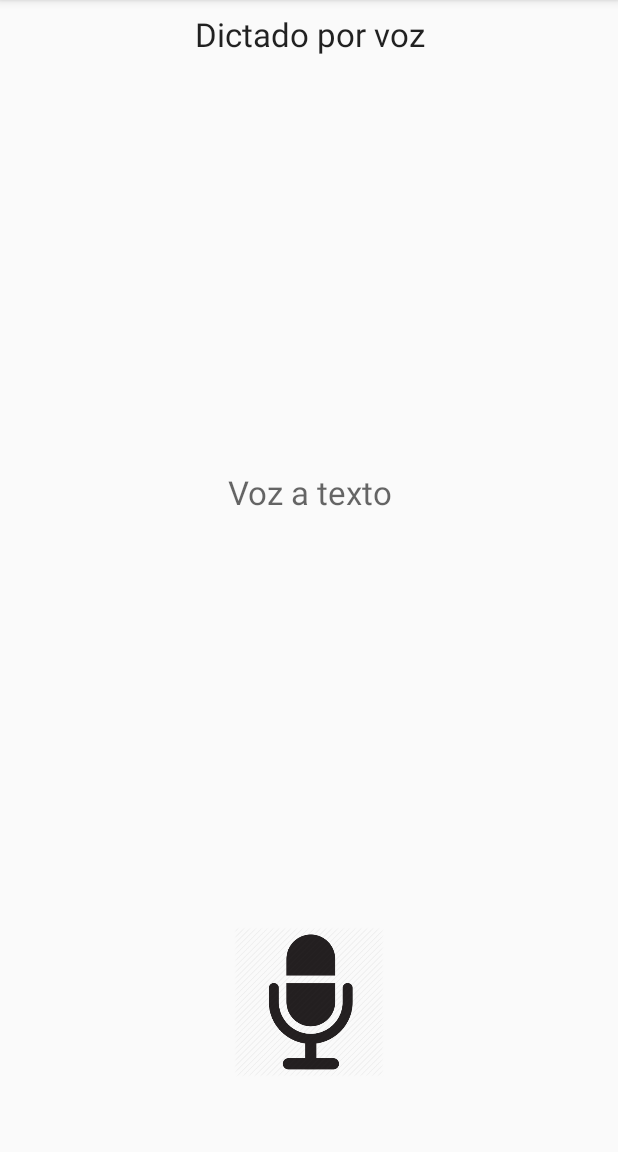
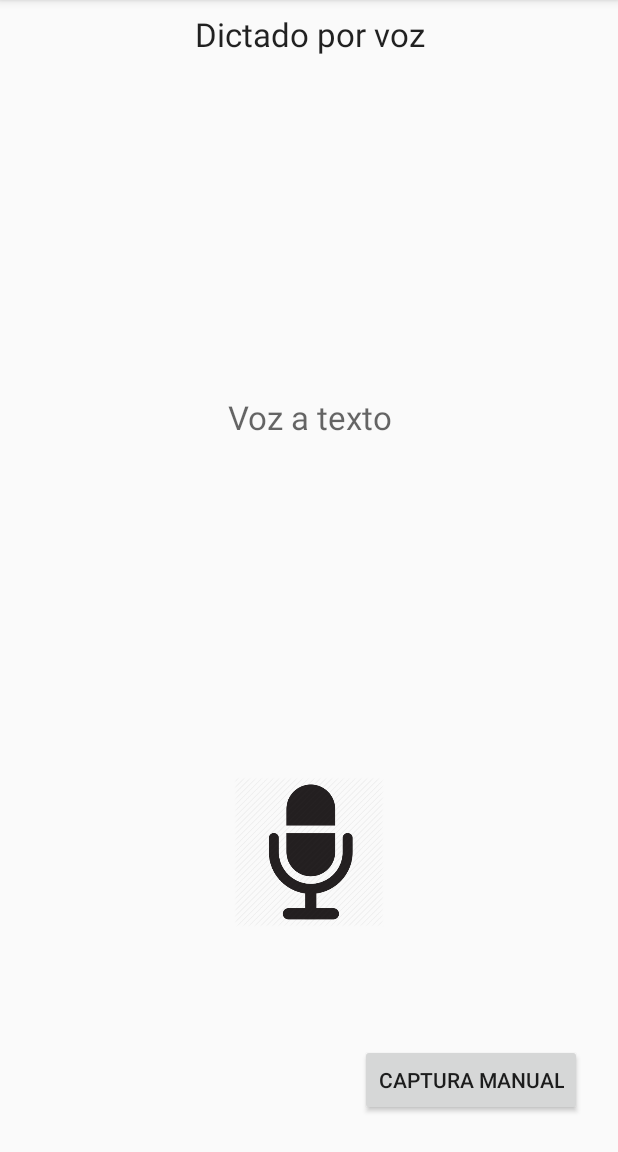
Before and after one commit to GiovanniAn/PrototipoCaptura, an Android app: the screen it shows after launch (MainActivity), after a tap on "CAPUTRA POR VOZ", on a phone screen of 412 x 824 dp, the part 84-1236 px from its top. Run offline under Robolectric (Android 15) with nearby library versions, the phone set to English and light mode, and no system bars; libraries missing offline, so code that uses them is left out: com.budiyev.android; 6 statements that could not run were skipped.

Commit message:
Captura manual

```diff
--- a/app/src/main/java/balam/app/protocaptura/fragment/CaputuraPorVozFragment.java
+++ b/app/src/main/java/balam/app/protocaptura/fragment/CaputuraPorVozFragment.java
@@ -5,15 +5,18 @@ import android.net.Uri;
 import android.os.Bundle;
 
 import androidx.fragment.app.Fragment;
+import androidx.fragment.app.FragmentManager;
 
 import android.view.LayoutInflater;
 import android.view.View;
 import android.view.ViewGroup;
+import android.widget.Button;
 import android.widget.ImageView;
 import android.widget.TextView;
 
 import balam.app.protocaptura.MainActivity;
 import balam.app.protocaptura.R;
+import balam.app.protocaptura.Utils.Utils;
 import balam.app.protocaptura.interfaces.CallbackVozListener;
 import balam.app.protocaptura.interfaces.SendData;
 
@@ -21,6 +24,7 @@ public class CaputuraPorVozFragment extends Fragment implements SendData, View.O
 
     private  TextView setTexto;
     private CallbackVozListener listener;
+    private FragmentManager fragmentManager;
 
     public CaputuraPorVozFragment() {
         // Required empty public constructor
@@ -37,8 +41,11 @@ public class CaputuraPorVozFragment extends Fragment implements SendData, View.O
     }
 
     private void bindUI(View view) {
+        fragmentManager = getActivity().getSupportFragmentManager();
         ImageView grabarVoz=view.findViewById(R.id.imgGrabarVoz);
+        Button capturaManual=view.findViewById(R.id.btnManual);
         grabarVoz.setOnClickListener(this);
+        capturaManual.setOnClickListener(this);
         setTexto=view.findViewById(R.id.txtMostrarTexto);
     }
 
@@ -50,8 +57,18 @@ public class CaputuraPorVozFragment extends Fragment implements SendData, View.O
 
     @Override
     public void onClick(View v) {
-        if (v.getId()==R.id.imgGrabarVoz){
-            listener.onClickListener();
+        switch (v.getId()){
+            case R.id.imgGrabarVoz:
+                listener.onClickListener();
+                break;
+            case R.id.btnManual:
+                fragmentManager
+                        .beginTransaction()
+                        .setCustomAnimations(R.anim.right_enter, R.anim.left_out)
+                        .replace(R.id.frameContainer, new CapturaManualFragment(),
+                                Utils.SignUp_Fragment).commit();
+                break;
+
         }
     }
 
--- a/app/src/main/res/layout/fragment_captura_camara.xml
+++ b/app/src/main/res/layout/fragment_captura_camara.xml
@@ -13,7 +13,7 @@
         android:layout_height="wrap_content"
         android:layout_marginTop="28dp"
         android:gravity="center"
-        android:text="hola"
+        android:text="Captura por cámara"
         android:textColor="#020202"
         android:textSize="20sp"
         app:layout_constraintEnd_toEndOf="parent"
@@ -27,7 +27,7 @@
         android:layout_height="wrap_content"
         android:layout_marginTop="36dp"
         android:textColor="#020202"
-        android:text="holas"
+        android:hint="Codigo SKU"
         android:gravity="center"
         android:textSize="20sp"
         app:layout_constraintEnd_toEndOf="parent"
--- a/app/src/main/res/layout/fragment_caputura_por_voz.xml
+++ b/app/src/main/res/layout/fragment_caputura_por_voz.xml
@@ -39,10 +39,19 @@
         android:id="@+id/imgGrabarVoz"
         android:layout_width="100dp"
         android:layout_height="100dp"
-        android:layout_marginBottom="50dp"
+        android:layout_marginBottom="150dp"
         android:src="@drawable/voice_icon"
         app:layout_constraintBottom_toBottomOf="parent"
         app:layout_constraintEnd_toEndOf="parent"
         app:layout_constraintStart_toStartOf="parent" />
 
+    <Button
+        android:id="@+id/btnManual"
+        android:text="Captura manual"
+        android:layout_width="wrap_content"
+        android:layout_height="wrap_content"
+        android:layout_marginEnd="24dp"
+        android:layout_marginBottom="24dp"
+        app:layout_constraintBottom_toBottomOf="parent"
+        app:layout_constraintEnd_toEndOf="parent" />
 </androidx.constraintlayout.widget.ConstraintLayout>
--- /dev/null
+++ b/settings.gradle
@@ -0,0 +1,2 @@
+include ':app'
+rootProject.name='PrototipoCaptura'
```
Also changed, not shown: app/src/main/java/balam/app/protocaptura/fragment/CapturaManualFragment.java (added, +33 -0 lines), app/src/main/res/layout/fragment_captura_manual.xml (added, +38 -0 lines), build.gradle (added, +33 -0 lines), gradle.properties (added, +20 -0 lines), gradle/wrapper/gradle-wrapper.properties (added), 5 other files.
